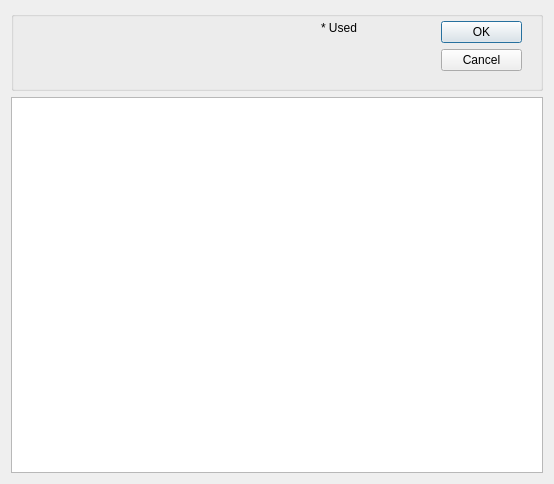
Above: GUI_UIs/ui_dialog_colour_selector.ui from ccbogel/QualCoder before the change. Below: the same form after it.
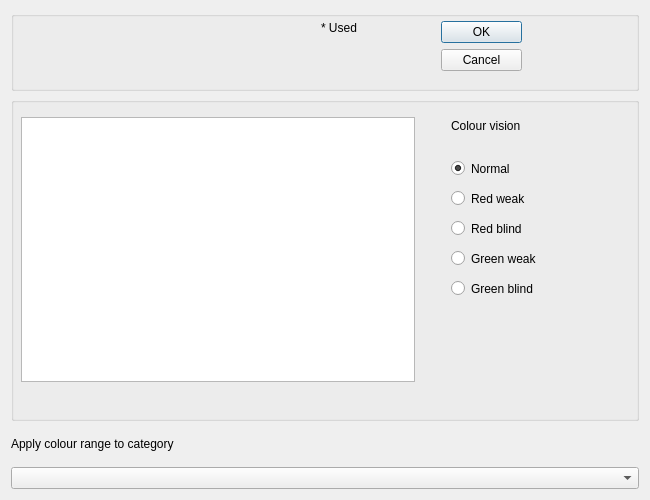
That is the form after the change.

The edit to the form file:
```diff
--- a/GUI_UIs/ui_dialog_colour_selector.ui
+++ b/GUI_UIs/ui_dialog_colour_selector.ui
@@ -6,8 +6,8 @@
    <rect>
     <x>0</x>
     <y>0</y>
-    <width>554</width>
-    <height>484</height>
+    <width>650</width>
+    <height>500</height>
    </rect>
   </property>
   <property name="sizePolicy">
@@ -18,21 +18,21 @@
   </property>
   <property name="minimumSize">
    <size>
-    <width>554</width>
-    <height>484</height>
+    <width>650</width>
+    <height>500</height>
    </size>
   </property>
   <property name="maximumSize">
    <size>
-    <width>554</width>
-    <height>484</height>
+    <width>650</width>
+    <height>500</height>
    </size>
   </property>
   <property name="windowTitle">
    <string>Colour selector</string>
   </property>
-  <layout class="QGridLayout" name="gridLayout">
-   <item row="0" column="0">
+  <layout class="QVBoxLayout" name="verticalLayout">
+   <item>
     <widget class="QGroupBox" name="groupBox">
      <property name="minimumSize">
       <size>
@@ -118,8 +118,140 @@
      </widget>
     </widget>
    </item>
-   <item row="1" column="0">
-    <widget class="QTableWidget" name="tableWidget"/>
+   <item>
+    <widget class="QGroupBox" name="groupBox_2">
+     <property name="title">
+      <string/>
+     </property>
+     <widget class="QLabel" name="label">
+      <property name="geometry">
+       <rect>
+        <x>440</x>
+        <y>20</y>
+        <width>161</width>
+        <height>17</height>
+       </rect>
+      </property>
+      <property name="toolTip">
+       <string>&lt;html&gt;&lt;head/&gt;&lt;body&gt;&lt;p&gt;Show how colours are seen with common types of colour blindness.&lt;/p&gt;&lt;/body&gt;&lt;/html&gt;</string>
+      </property>
+      <property name="text">
+       <string>Colour vision</string>
+      </property>
+     </widget>
+     <widget class="QTableWidget" name="tableWidget">
+      <property name="geometry">
+       <rect>
+        <x>10</x>
+        <y>20</y>
+        <width>394</width>
+        <height>265</height>
+       </rect>
+      </property>
+      <property name="minimumSize">
+       <size>
+        <width>394</width>
+        <height>265</height>
+       </size>
+      </property>
+      <property name="maximumSize">
+       <size>
+        <width>394</width>
+        <height>265</height>
+       </size>
+      </property>
+     </widget>
+     <widget class="QRadioButton" name="radioButton">
+      <property name="geometry">
+       <rect>
+        <x>440</x>
+        <y>60</y>
+        <width>181</width>
+        <height>23</height>
+       </rect>
+      </property>
+      <property name="text">
+       <string>Normal</string>
+      </property>
+      <property name="checked">
+       <bool>true</bool>
+      </property>
+     </widget>
+     <widget class="QRadioButton" name="radioButton_2">
+      <property name="geometry">
+       <rect>
+        <x>440</x>
+        <y>90</y>
+        <width>181</width>
+        <height>23</height>
+       </rect>
+      </property>
+      <property name="text">
+       <string>Red weak</string>
+      </property>
+     </widget>
+     <widget class="QRadioButton" name="radioButton_3">
+      <property name="geometry">
+       <rect>
+        <x>440</x>
+        <y>120</y>
+        <width>181</width>
+        <height>23</height>
+       </rect>
+      </property>
+      <property name="text">
+       <string>Red blind</string>
+      </property>
+     </widget>
+     <widget class="QRadioButton" name="radioButton_4">
+      <property name="geometry">
+       <rect>
+        <x>440</x>
+        <y>150</y>
+        <width>181</width>
+        <height>23</height>
+       </rect>
+      </property>
+      <property name="text">
+       <string>Green weak</string>
+      </property>
+     </widget>
+     <widget class="QRadioButton" name="radioButton_5">
+      <property name="geometry">
+       <rect>
+        <x>440</x>
+        <y>180</y>
+        <width>181</width>
+        <height>23</height>
+       </rect>
+      </property>
+      <property name="text">
+       <string>Green blind</string>
+      </property>
+     </widget>
+    </widget>
+   </item>
+   <item>
+    <widget class="QLabel" name="label_2">
+     <property name="minimumSize">
+      <size>
+       <width>0</width>
+       <height>34</height>
+      </size>
+     </property>
+     <property name="maximumSize">
+      <size>
+       <width>16777215</width>
+       <height>34</height>
+      </size>
+     </property>
+     <property name="text">
+      <string>Apply colour range to category</string>
+     </property>
+    </widget>
+   </item>
+   <item>
+    <widget class="QComboBox" name="comboBox"/>
    </item>
   </layout>
  </widget>
```
